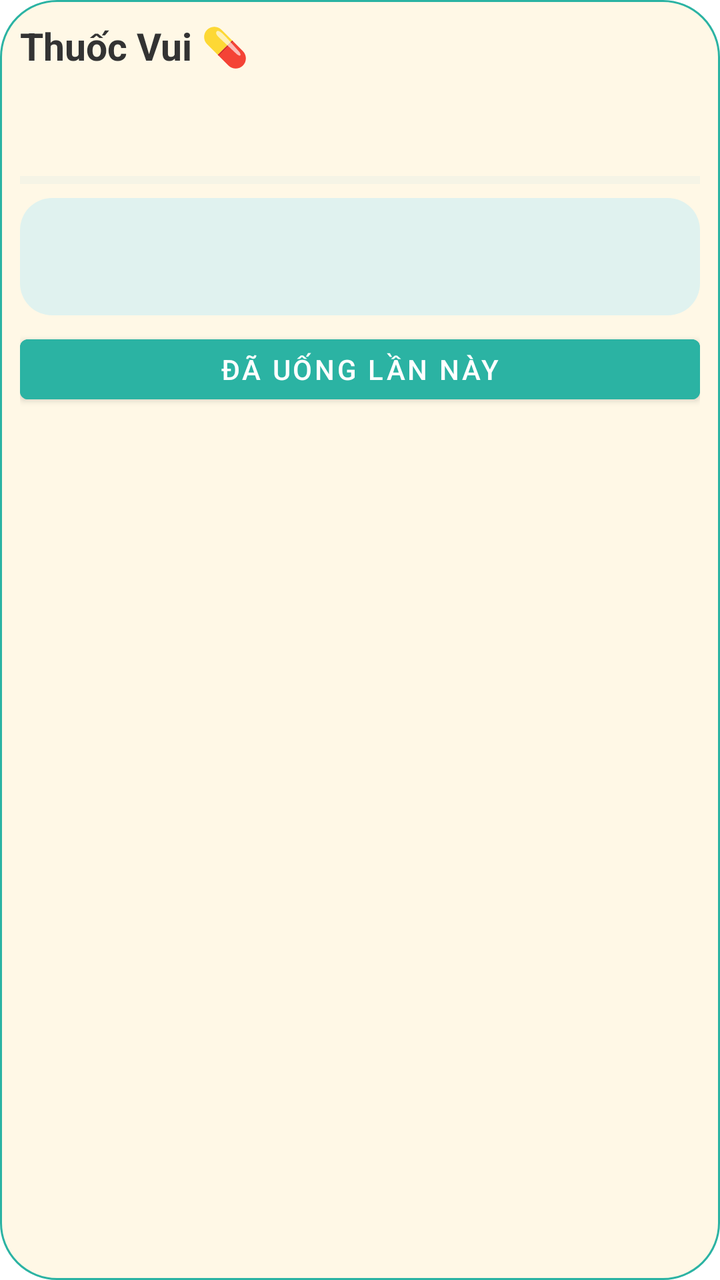
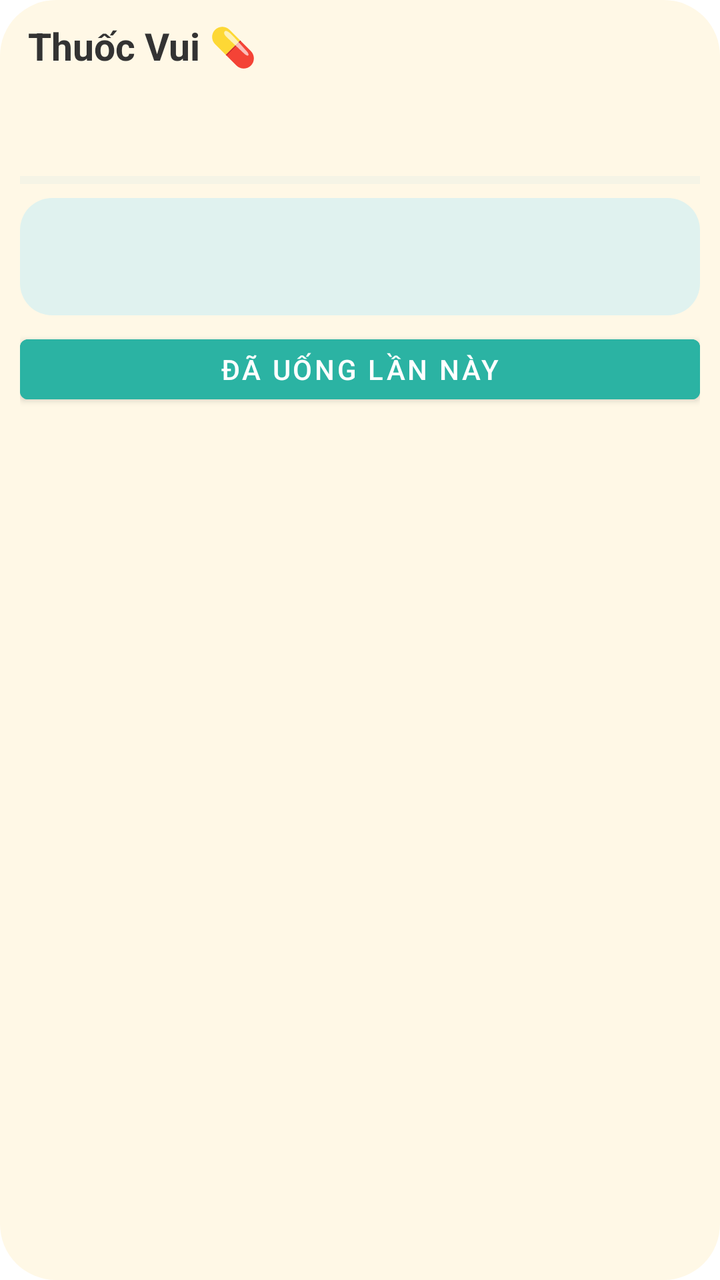

Before-and-after screenshots of an Android layout around one commit, followed by the original layout XML and the change that was made.
<!-- AndroidManifest.xml: fallback theme Theme.MaterialComponents.DayNight.NoActionBar -->
<!-- res/layout/thuoc_vui_widget.xml -->
<?xml version="1.0" encoding="utf-8"?>
<LinearLayout xmlns:android="http://schemas.android.com/apk/res/android"
    android:id="@+id/widget_container"
    android:layout_width="match_parent"
    android:layout_height="match_parent"
    android:layout_margin="4dp"
    android:orientation="vertical"
    android:background="@drawable/widget_background"
    android:padding="10dp">
    <TextView
        android:id="@+id/widget_title"
        android:layout_width="match_parent"
        android:layout_height="wrap_content"
        android:text="Thuốc Vui 💊"
        android:textSize="19sp"
        android:textStyle="bold"
        android:textColor="#333333" />
    <TextView
        android:id="@+id/widget_pip"
        android:layout_width="match_parent"
        android:layout_height="wrap_content"
        android:layout_marginTop="4dp"
        android:textSize="14sp"
        android:textColor="#333333" />
    <TextView
        android:id="@+id/widget_progress"
        android:layout_width="match_parent"
        android:layout_height="wrap_content"
        android:layout_marginTop="4dp"
        android:textSize="15sp"
        android:textColor="#333333" />
    <ProgressBar
        android:id="@+id/widget_progress_bar"
        style="?android:attr/progressBarStyleHorizontal"
        android:layout_width="match_parent"
        android:layout_height="6dp"
        android:layout_marginTop="4dp"
        android:max="100"
        android:progress="0"
        android:progressTint="#2BB3A3"
        android:progressBackgroundTint="#D9E8E5" />
    <LinearLayout
        android:id="@+id/widget_next_card"
        android:layout_width="match_parent"
        android:layout_height="wrap_content"
        android:layout_marginTop="6dp"
        android:orientation="vertical"
        android:background="@drawable/next_card_light"
        android:padding="8dp">
        <TextView
            android:id="@+id/widget_next"
            android:layout_width="match_parent"
            android:layout_height="wrap_content"
            android:textSize="16sp"
            android:textStyle="bold"
            android:textColor="#333333" />
        <TextView
            android:id="@+id/widget_next_time"
            android:layout_width="match_parent"
            android:layout_height="wrap_content"
            android:layout_marginTop="2dp"
            android:textSize="14sp"
            android:textColor="#666666" />
    </LinearLayout>
    <Button
        android:id="@+id/widget_checkin"
        android:layout_width="match_parent"
        android:layout_height="wrap_content"
        android:layout_marginTop="6dp"
        android:minHeight="42dp"
        android:text="Đã uống lần này"
        android:textColor="#FFFFFF"
        android:backgroundTint="#2BB3A3" />
    <TextView
        android:id="@+id/widget_done"
        android:layout_width="match_parent"
        android:layout_height="wrap_content"
        android:layout_marginTop="6dp"
        android:text="🎉 Đã xong hôm nay!"
        android:textSize="16sp"
        android:textStyle="bold"
        android:visibility="gone" />
    <TextView
        android:id="@+id/widget_done_detail"
        android:layout_width="match_parent"
        android:layout_height="wrap_content"
        android:layout_marginTop="4dp"
        android:textSize="14sp"
        android:textColor="#333333"
        android:visibility="gone" />
</LinearLayout>
<!-- resources referenced by this layout -->
<resources>
  <!-- drawable next_card_light (drawable) -->
  <?xml version="1.0" encoding="utf-8"?>
  <shape xmlns:android="http://schemas.android.com/apk/res/android" android:shape="rectangle">
      <solid android:color="#FFE0F2EF" />
      <corners android:radius="16dp" />
  </shape>
  <!-- drawable widget_background (drawable) -->
  <?xml version="1.0" encoding="utf-8"?>
  <shape xmlns:android="http://schemas.android.com/apk/res/android" android:shape="rectangle">
      <solid android:color="#FFFFF8E6" />
      <corners android:radius="28dp" />
      <stroke android:width="1dp" android:color="#2BB3A3" />
  </shape>
</resources>

<!-- the commit's change to res/layout/thuoc_vui_widget.xml (unified diff, before → after) -->
@@ -11,6 +11,7 @@
         android:id="@+id/widget_title"
         android:layout_width="match_parent"
         android:layout_height="wrap_content"
+        android:layout_marginLeft="4dp"
         android:text="Thuốc Vui 💊"
         android:textSize="19sp"
         android:textStyle="bold"
<!-- resource entries referenced after the edit -->
@@ -11,7 +11,6 @@
   <shape xmlns:android="http://schemas.android.com/apk/res/android" android:shape="rectangle">
       <solid android:color="#FFFFF8E6" />
       <corners android:radius="28dp" />
-      <stroke android:width="1dp" android:color="#2BB3A3" />
   </shape>
 </resources>
 
